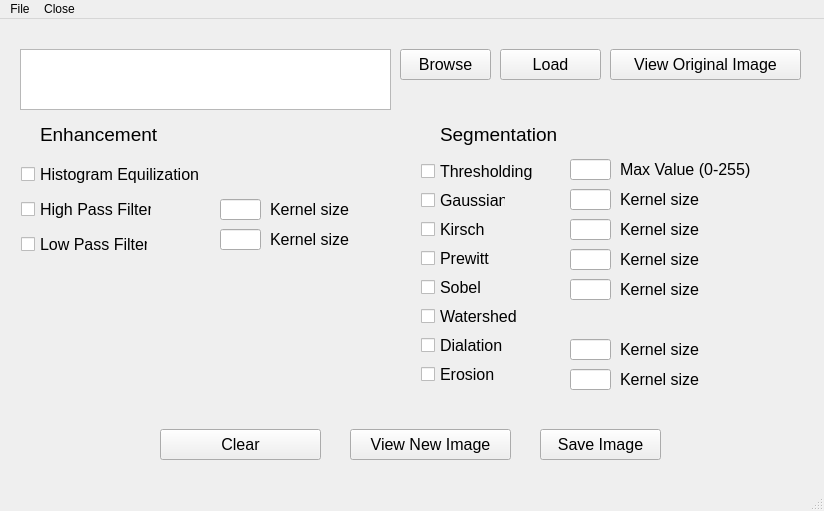
Above: ImgProc/mainwindow.ui from polina-golikova/ImageProcessing before the change. Below: the same form after it.
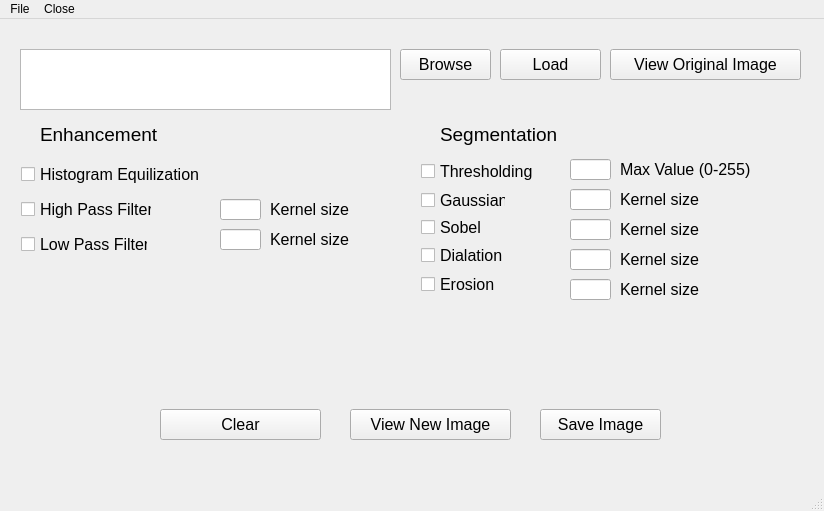
That is the form after the change.

Diff of the .ui file:
```diff
--- a/ImgProc/mainwindow.ui
+++ b/ImgProc/mainwindow.ui
@@ -119,24 +119,6 @@
      <string>Low Pass Filter</string>
     </property>
    </widget>
-   <widget class="QCheckBox" name="kirBx">
-    <property name="geometry">
-     <rect>
-      <x>421</x>
-      <y>199</y>
-      <width>65</width>
-      <height>22</height>
-     </rect>
-    </property>
-    <property name="font">
-     <font>
-      <pointsize>12</pointsize>
-     </font>
-    </property>
-    <property name="text">
-     <string>Kirsch</string>
-    </property>
-   </widget>
    <widget class="QCheckBox" name="threshBx">
     <property name="geometry">
      <rect>
@@ -173,47 +155,11 @@
      <string>Gaussian</string>
     </property>
    </widget>
-   <widget class="QCheckBox" name="prewBx">
-    <property name="geometry">
-     <rect>
-      <x>421</x>
-      <y>228</y>
-      <width>111</width>
-      <height>22</height>
-     </rect>
-    </property>
-    <property name="font">
-     <font>
-      <pointsize>12</pointsize>
-     </font>
-    </property>
-    <property name="text">
-     <string>Prewitt</string>
-    </property>
-   </widget>
-   <widget class="QCheckBox" name="waterBx">
-    <property name="geometry">
-     <rect>
-      <x>421</x>
-      <y>286</y>
-      <width>98</width>
-      <height>22</height>
-     </rect>
-    </property>
-    <property name="font">
-     <font>
-      <pointsize>12</pointsize>
-     </font>
-    </property>
-    <property name="text">
-     <string>Watershed</string>
-    </property>
-   </widget>
    <widget class="QCheckBox" name="sobBx">
     <property name="geometry">
      <rect>
       <x>421</x>
-      <y>257</y>
+      <y>197</y>
       <width>61</width>
       <height>22</height>
      </rect>
@@ -231,7 +177,7 @@
     <property name="geometry">
      <rect>
       <x>421</x>
-      <y>344</y>
+      <y>254</y>
       <width>111</width>
       <height>22</height>
      </rect>
@@ -249,7 +195,7 @@
     <property name="geometry">
      <rect>
       <x>421</x>
-      <y>315</y>
+      <y>225</y>
       <width>111</width>
       <height>22</height>
      </rect>
@@ -267,7 +213,7 @@
     <property name="geometry">
      <rect>
       <x>350</x>
-      <y>410</y>
+      <y>390</y>
       <width>161</width>
       <height>31</height>
      </rect>
@@ -285,7 +231,7 @@
     <property name="geometry">
      <rect>
       <x>540</x>
-      <y>410</y>
+      <y>390</y>
       <width>121</width>
       <height>31</height>
      </rect>
@@ -321,7 +267,7 @@
     <property name="geometry">
      <rect>
       <x>620</x>
-      <y>320</y>
+      <y>230</y>
       <width>161</width>
       <height>21</height>
      </rect>
@@ -339,7 +285,7 @@
     <property name="geometry">
      <rect>
       <x>620</x>
-      <y>350</y>
+      <y>260</y>
       <width>161</width>
       <height>21</height>
      </rect>
@@ -357,7 +303,7 @@
     <property name="geometry">
      <rect>
       <x>570</x>
-      <y>320</y>
+      <y>230</y>
       <width>41</width>
       <height>21</height>
      </rect>
@@ -372,7 +318,7 @@
     <property name="geometry">
      <rect>
       <x>570</x>
-      <y>350</y>
+      <y>260</y>
       <width>41</width>
       <height>21</height>
      </rect>
@@ -398,77 +344,11 @@
      </font>
     </property>
    </widget>
-   <widget class="QLabel" name="label_6">
-    <property name="geometry">
-     <rect>
-      <x>620</x>
-      <y>200</y>
-      <width>161</width>
-      <height>21</height>
-     </rect>
-    </property>
-    <property name="font">
-     <font>
-      <pointsize>12</pointsize>
-     </font>
-    </property>
-    <property name="text">
-     <string>Kernel size</string>
-    </property>
-   </widget>
-   <widget class="QLineEdit" name="kirKern">
-    <property name="geometry">
-     <rect>
-      <x>570</x>
-      <y>200</y>
-      <width>41</width>
-      <height>21</height>
-     </rect>
-    </property>
-    <property name="font">
-     <font>
-      <pointsize>12</pointsize>
-     </font>
-    </property>
-   </widget>
-   <widget class="QLabel" name="label_7">
-    <property name="geometry">
-     <rect>
-      <x>620</x>
-      <y>230</y>
-      <width>161</width>
-      <height>21</height>
-     </rect>
-    </property>
-    <property name="font">
-     <font>
-      <pointsize>12</pointsize>
-     </font>
-    </property>
-    <property name="text">
-     <string>Kernel size</string>
-    </property>
-   </widget>
-   <widget class="QLineEdit" name="preKern">
-    <property name="geometry">
-     <rect>
-      <x>570</x>
-      <y>230</y>
-      <width>41</width>
-      <height>21</height>
-     </rect>
-    </property>
-    <property name="font">
-     <font>
-      <pointsize>12</pointsize>
-     </font>
-    </property>
-   </widget>
    <widget class="QLabel" name="label_8">
     <property name="geometry">
      <rect>
       <x>620</x>
-      <y>260</y>
+      <y>200</y>
       <width>161</width>
       <height>21</height>
      </rect>
@@ -486,7 +366,7 @@
     <property name="geometry">
      <rect>
       <x>570</x>
-      <y>260</y>
+      <y>200</y>
       <width>41</width>
       <height>21</height>
      </rect>
@@ -588,7 +468,7 @@
     <property name="geometry">
      <rect>
       <x>160</x>
-      <y>410</y>
+      <y>390</y>
       <width>161</width>
       <height>31</height>
      </rect>
```
